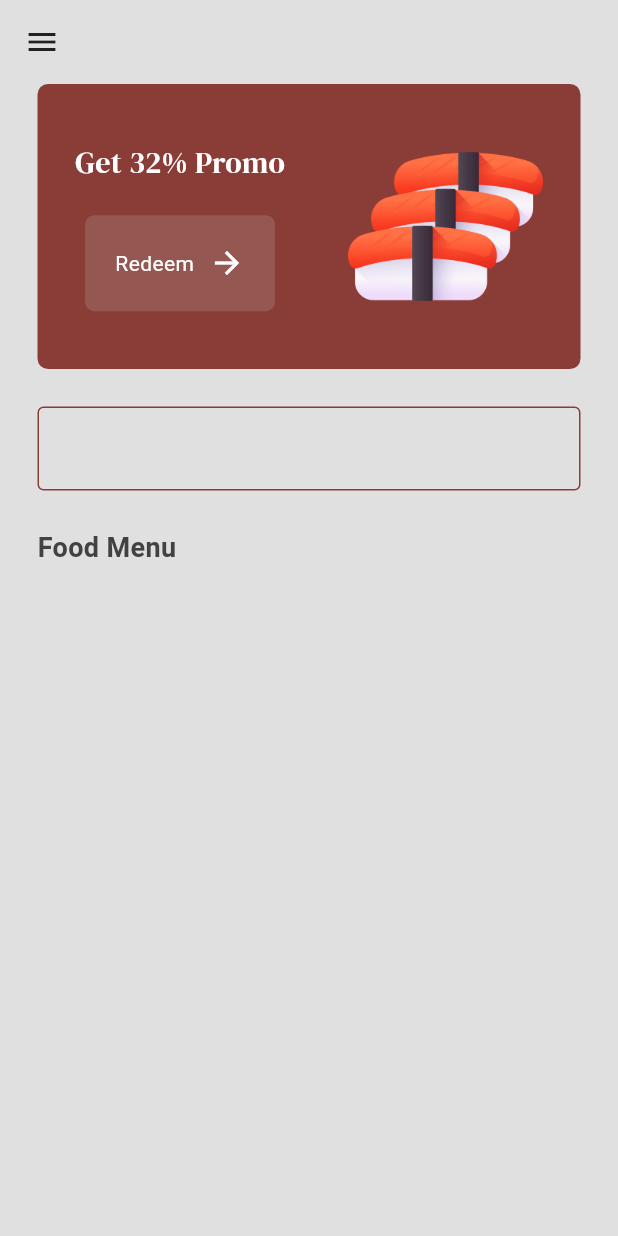
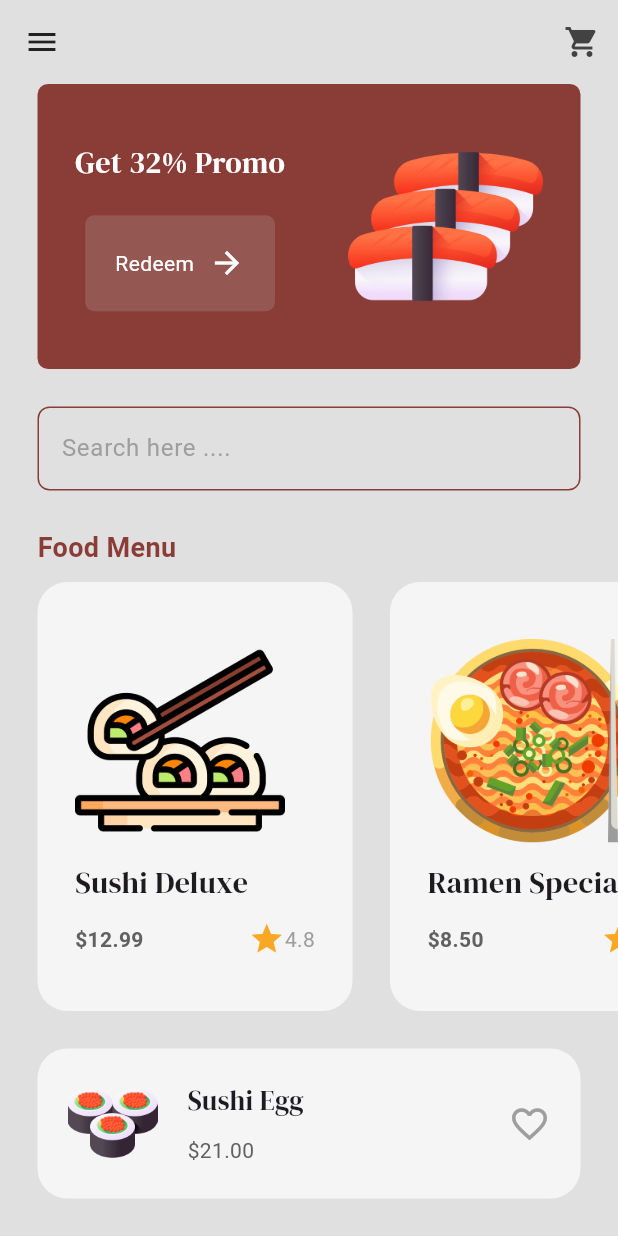
Before and after one commit to saihtoolwin/flutter-shshi-restaurant-app, a Flutter app: the MenuPage screen opened by its route, on a phone screen of 412 x 824 dp. Run offline on Flutter 3.47's test engine with Material 3 defaults, Android fonts, the phone set to English and light mode, and no system bars; our stand-ins replace google_fonts.

Commit message:
order page finished

```diff
--- /dev/null
+++ b/lib/components/food_tile.dart
@@ -0,0 +1,57 @@
+import 'package:flutter/material.dart';
+import 'package:google_fonts/google_fonts.dart';
+import 'package:sushi_restaurant_app/models/food.dart';
+
+class FoodTile extends StatelessWidget {
+  final Food food;
+  final void Function() onTap;
+   FoodTile({super.key, required this.food,required this.onTap});
+
+  @override
+  Widget build(BuildContext context) {
+    return GestureDetector(
+      onTap: onTap,
+      child: Container(
+        decoration: BoxDecoration(
+           color: Colors.grey[100],
+           borderRadius: BorderRadius.circular(20),
+        ),
+        margin: EdgeInsets.only(left: 25),
+        padding: EdgeInsets.all(25),
+        child: Column(
+          crossAxisAlignment: CrossAxisAlignment.start,
+          mainAxisAlignment: MainAxisAlignment.spaceEvenly,
+          children: [
+            Image.asset(
+              food.imagePath,
+              height: 140,
+            ),
+            Text(
+              food.name,
+              style: GoogleFonts.dmSerifDisplay(fontSize: 20),
+            ),
+            SizedBox(
+              width: 160,
+              child: Row(
+                mainAxisAlignment: MainAxisAlignment.spaceBetween,
+                children: [
+                  Text('\$'+food.price,style: TextStyle(
+                    fontWeight: FontWeight.bold,
+                    color: Colors.grey[700]
+                  ),),
+                  Row(
+                    children: [
+                      Icon(Icons.star,color: Colors.yellow[800],),
+                  Text(food.rating,style: TextStyle(color :Colors.grey),),
+
+                    ],
+                  ),
+                ],
+              ),
+            )
+          ],
+        ),
+      ),
+    );
+  }
+}
--- /dev/null
+++ b/lib/models/shop.dart
@@ -0,0 +1,48 @@
+import 'package:flutter/widgets.dart';
+import 'package:sushi_restaurant_app/models/food.dart';
+
+class Shop extends ChangeNotifier {
+  final List<Food> _foodMenu = [
+    Food(
+      name: "Sushi Deluxe",
+      price: "12.99",
+      imagePath: "assets/images/sushi_deluxe.png",
+      rating: "4.8",
+    ),
+    Food(
+      name: "Ramen Special",
+      price: "8.50",
+      imagePath: "assets/images/ramen.png",
+      rating: "4.6",
+    ),
+    Food(
+      name: "Tempura Box",
+      price: "10.00",
+      imagePath: "assets/images/tempura.png",
+      rating: "4.7",
+    ),
+    Food(
+      name: "Salmon Sushi",
+      price: "5.00",
+      imagePath: "assets/images/sushi (1).png",
+      rating: "4.9",
+    ),
+  ];
+
+  List<Food> _cart = [];
+
+  List<Food> get foodMenu => _foodMenu;
+  List<Food> get cart => _cart;
+
+  void addToCart(Food foodItem, int quantity) {
+    for (var i = 0; i < quantity; i++) {
+      _cart.add(foodItem);
+    }
+    notifyListeners();
+  }
+
+  void removeFromCart(Food foodItem) {
+    _cart.remove(foodItem);
+    notifyListeners();
+  }
+}
--- a/lib/pages/menu_page.dart
+++ b/lib/pages/menu_page.dart
@@ -1,6 +1,11 @@
 import 'package:flutter/material.dart';
 import 'package:google_fonts/google_fonts.dart';
+import 'package:provider/provider.dart';
 import 'package:sushi_restaurant_app/components/botton.dart';
+import 'package:sushi_restaurant_app/components/food_tile.dart';
+// import 'package:sushi_restaurant_app/models/food.dart';
+import 'package:sushi_restaurant_app/models/shop.dart';
+import 'package:sushi_restaurant_app/pages/food_details_page.dart';
 import 'package:sushi_restaurant_app/theme/colors.dart';
 
 class MenuPage extends StatefulWidget {
@@ -11,14 +16,34 @@ class MenuPage extends StatefulWidget {
 }
 
 class _MenuPageState extends State<MenuPage> {
+
+
+  void navigateToFoodDetails(int index){
+    final shop = context.read<Shop>();
+    final foodMenu=shop.foodMenu;
+    Navigator.push(context, MaterialPageRoute(builder: (context){
+      return FoodDetailsPage(food: foodMenu[index]);
+    }));
+  }
+
   @override
   Widget build(BuildContext context) {
+    final shop = context.read<Shop>();
+    final foodMenu=shop.foodMenu;
     return Scaffold(
       backgroundColor: Colors.grey[300],
       appBar: AppBar(
         backgroundColor: Colors.transparent,
+      foregroundColor: Colors.grey[800],
+
         leading: Icon(Icons.menu, color: Colors.grey[900]),
+        actions: [
+          IconButton(onPressed: (){
+            Navigator.pushNamed(context, '/cartpage');
+          }, icon: Icon(Icons.shopping_cart))
+        ],
       ),
+
       body: Column(
         crossAxisAlignment: CrossAxisAlignment.start,
         children: [
@@ -55,11 +80,17 @@ class _MenuPageState extends State<MenuPage> {
             padding: EdgeInsetsGeometry.symmetric(horizontal: 25),
             child: TextField(
               autofocus: false,
+
               decoration: InputDecoration(
+                hintText: "Search here ....",
+                hintStyle: TextStyle(color: Colors.grey),
                 focusedBorder: OutlineInputBorder(
+                  borderRadius: BorderRadius.circular(8),
                   borderSide: BorderSide(color: primaryColor),
                 ),
+
                 enabledBorder: OutlineInputBorder(
+                  borderRadius: BorderRadius.circular(8),
                   borderSide: BorderSide(color: primaryColor),
                 ),
               ),
@@ -74,12 +105,68 @@ class _MenuPageState extends State<MenuPage> {
               "Food Menu",
               style: TextStyle(
                 fontWeight: FontWeight.bold,
-                color: Colors.grey[800],
+                color: primaryColor,
                 fontSize: 18,
               ),
             ),
           ),
           SizedBox(height: 10),
+
+          Expanded(
+            child: ListView.builder(
+              scrollDirection: Axis.horizontal,
+              itemCount: foodMenu.length,
+              itemBuilder: (context, index) => FoodTile(food: foodMenu[index],onTap: (){
+                navigateToFoodDetails(index);
+              },),
+            ),
+          ),
+          SizedBox(height: 25),
+
+          Container(
+            decoration: BoxDecoration(
+              color: Colors.grey[100],
+              borderRadius: BorderRadius.circular(20),
+            ),
+            margin: EdgeInsets.only(left: 25, right: 25, bottom: 25),
+            padding: EdgeInsets.all(20),
+
+            child: Row(
+              mainAxisAlignment: MainAxisAlignment.spaceBetween,
+
+              children: [
+                Row(
+                  children: [
+                    Image.asset('assets/images/roll.png', height: 60),
+
+                    SizedBox(width: 20),
+
+                    Column(
+                      crossAxisAlignment: CrossAxisAlignment.start,
+
+                      children: [
+                        Text(
+                          "Sushi Egg",
+                          style: GoogleFonts.dmSerifDisplay(fontSize: 18),
+                        ),
+                        SizedBox(height: 10),
+                        Text(
+                          '\$21.00',
+                          style: TextStyle(color: Colors.grey[700]),
+                        ),
+                      ],
+                    ),
+                  ],
+                ),
+
+                Icon(
+                  Icons.favorite_border_outlined,
+                  color: Colors.grey,
+                  size: 28,
+                ),
+              ],
+            ),
+          ),
         ],
       ),
     );
--- a/lib/theme/colors.dart
+++ b/lib/theme/colors.dart
@@ -1,3 +1,4 @@
 import 'package:flutter/material.dart';
 
 var primaryColor = Color.fromARGB(255, 138, 60, 55);
+var secondaryColor = Color.fromARGB(109, 140, 94, 91);
--- a/pubspec.yaml
+++ b/pubspec.yaml
@@ -35,6 +35,7 @@ dependencies:
   # The following adds the Cupertino Icons font to your application.
   # Use with the CupertinoIcons class for iOS style icons.
   cupertino_icons: ^1.0.8
+  provider: ^6.1.5+1
 
 dev_dependencies:
   flutter_test:
```
Also changed, not shown: lib/main.dart (+7 -1 lines), lib/pages/cart_page.dart (added, +70 -0 lines), lib/pages/food_details_page.dart (added, +220 -0 lines), assets/images/ramen.png (added), assets/images/roll.png (renamed from assets/images/sushi (3).png), assets/images/sushi_deluxe.png (added), assets/images/tempura.png (added), pubspec.lock, 1 other file.
